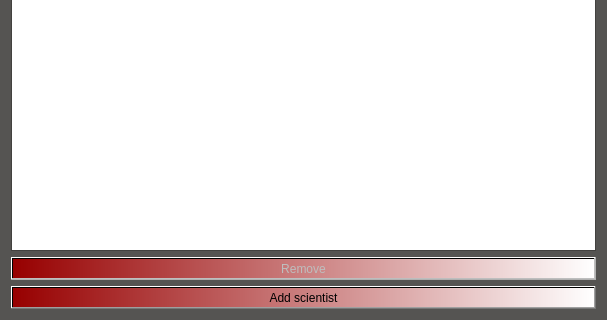
First picture: the form in EndurvinnslustöðATeam/Skil3/Ui/scientistsdisplay.ui, repository trunti/verklegtn-m, before the edit; both pictures show x 0 to 607 and y 162 to 482 of the 607 by 482 pixel window.
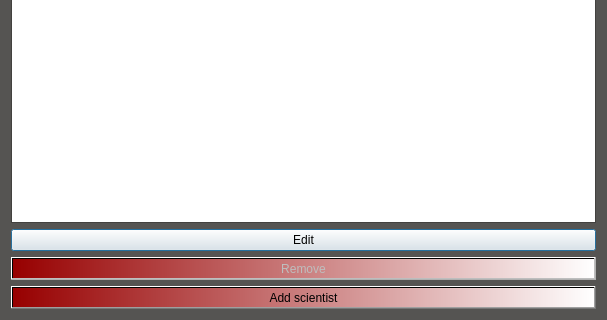
Second picture: the form after the edit. Icons and pictures are not drawn.

```diff
--- a/EndurvinnslustöðATeam/Skil3/Ui/scientistsdisplay.ui
+++ b/EndurvinnslustöðATeam/Skil3/Ui/scientistsdisplay.ui
@@ -123,6 +123,13 @@
      </column>
     </widget>
    </item>
+   <item>
+    <widget class="QPushButton" name="Button_edit">
+     <property name="text">
+      <string>Edit</string>
+     </property>
+    </widget>
+   </item>
    <item>
     <widget class="QPushButton" name="Button_remove_sci">
      <property name="enabled">
```
